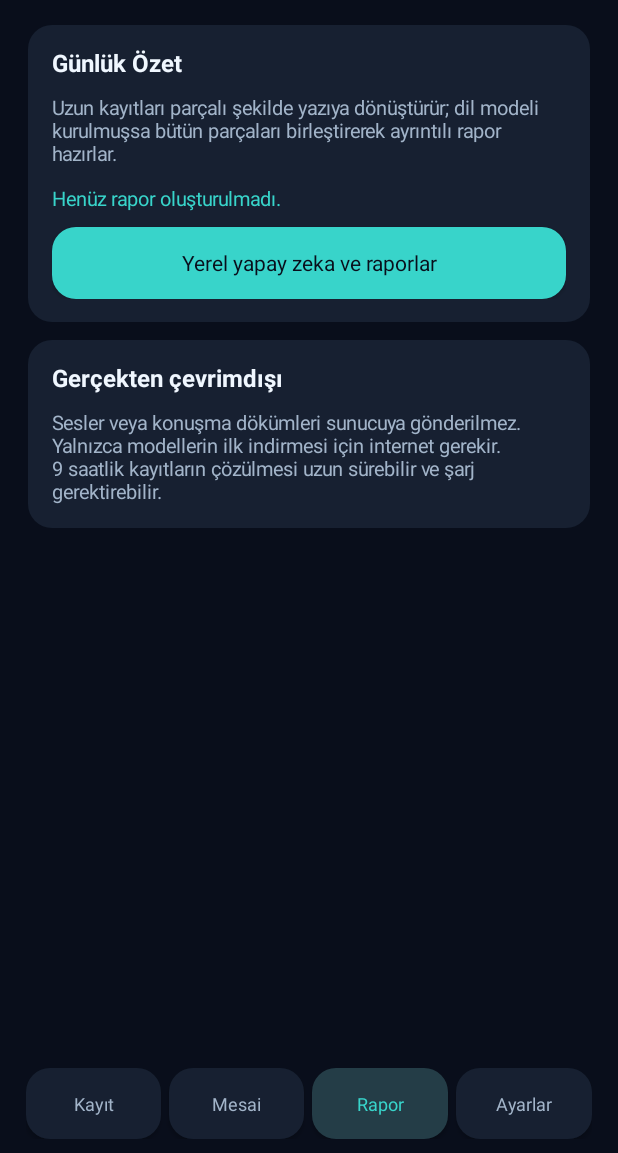
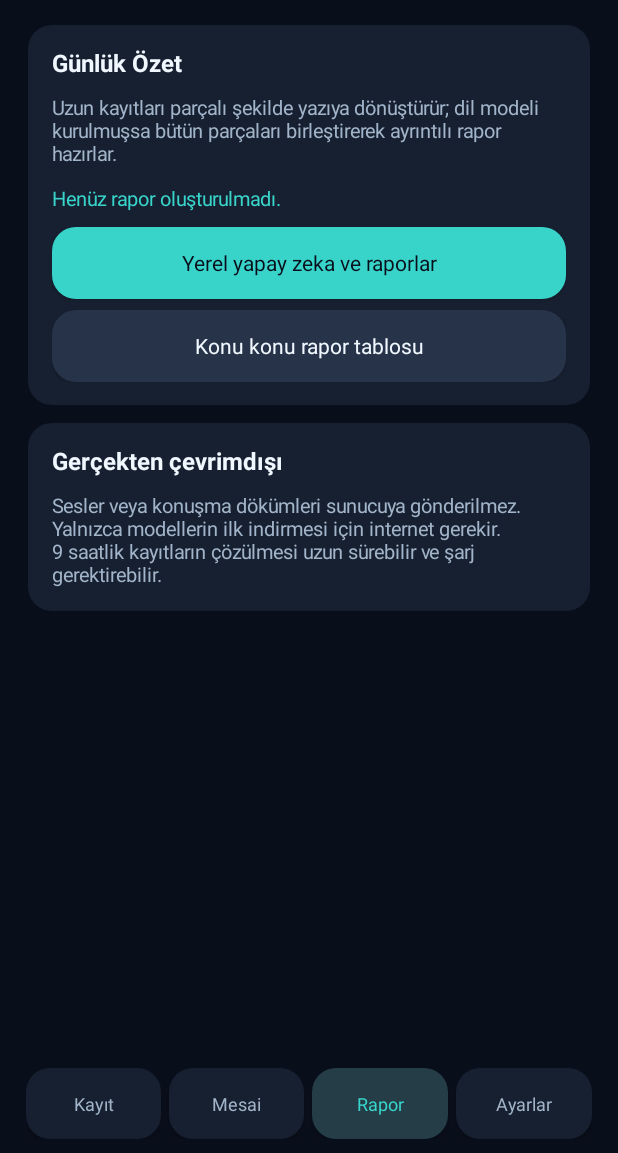
Before and after one commit to numandegirmenci/gunizi-android, an Android app: the screen it shows after launch (MainActivity), after a tap on "Rapor", on a phone screen of 412 x 824 dp, the part 83-1236 px from its top. Run offline under Robolectric (Android 15) with nearby library versions, the phone set to English and light mode, and no system bars; 1 statement that could not run was skipped.

Commit message:
Export locally generated topic tables as HTML and CSV and display in app

```diff
--- a/app/src/main/java/com/gunizi/app/MainActivity.java
+++ b/app/src/main/java/com/gunizi/app/MainActivity.java
@@ -244,6 +244,10 @@ public final class MainActivity extends Activity {
         Button open=button("Yerel yapay zeka ve raporlar",true);
         overview.addView(open);
         open.setOnClickListener(v->startActivity(new Intent(this,SummaryActivity.class)));
+        gap(overview,7);
+        Button topicTable=button("Konu konu rapor tablosu",false);
+        overview.addView(topicTable);
+        topicTable.setOnClickListener(v->startActivity(new Intent(this,ReportTableActivity.class)));
         LinearLayout info=card("Gerçekten çevrimdışı");
         muted(info,"Sesler veya konuşma dökümleri sunucuya gönderilmez. "
             +"Yalnızca modellerin ilk indirmesi için internet gerekir. "
--- a/app/src/main/java/com/gunizi/app/SummaryActivity.java
+++ b/app/src/main/java/com/gunizi/app/SummaryActivity.java
@@ -138,7 +138,9 @@ public final class SummaryActivity extends Activity {
             startActivityForResult(i,PICK);
         });
         status=text(analyze,"Rapor kuyruğu kontrol ediliyor…",13,false);
-        Button refresh=button(analyze,"İşlem durumunu yenile");
+        Button topics=button(analyze,"Konu konu özet tablosunu aç");
+        topics.setOnClickListener(v->startActivity(new Intent(this,ReportTableActivity.class)));
+                Button refresh=button(analyze,"İşlem durumunu yenile");
         refresh.setOnClickListener(v->refreshStatus());
         text(analyze,"Uzun seslerin çözülmesi ve Qwen3 özetlemesi saatler sürebilir. "
             +"Aşırı ısınma veya pil sorunu oluşursa işlemi durdurabilirsin.",12,false);
```
Also changed, not shown: app/src/main/java/com/gunizi/app/DailySummaryWorker.java (+8 -2 lines), app/src/main/java/com/gunizi/app/ExportManager.java (+20 -0 lines).
